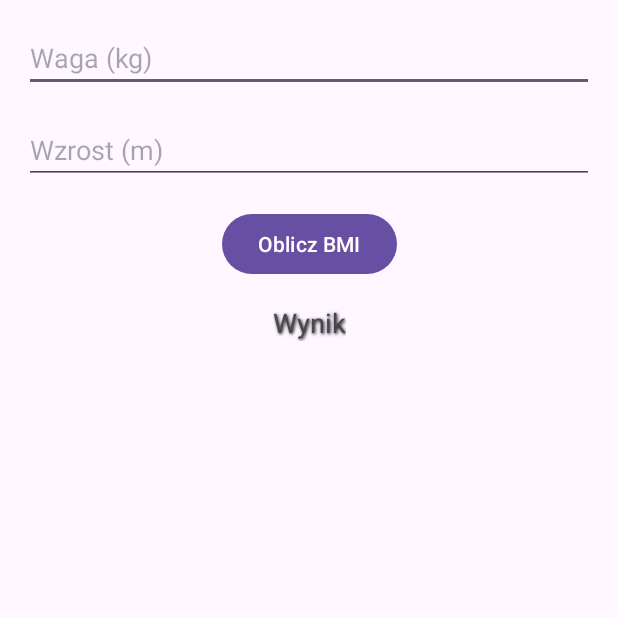
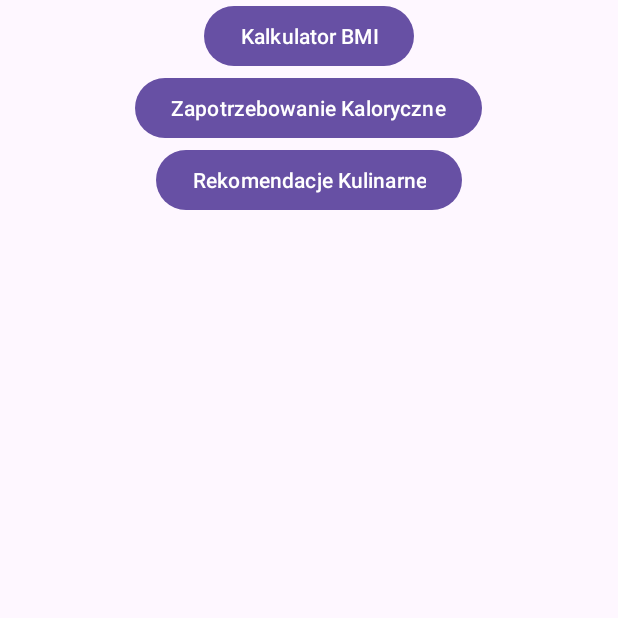
Before and after one commit to s25662-pj/PAMO_BMI, an Android app: the screen it shows after launch (MainActivity), on a phone screen of 412 x 824 dp, the top half of it. Run offline under Robolectric (Android 15) with nearby library versions, the phone set to English and light mode, and no system bars.

Commit message:
zadanie 2, dodanie funckji

```diff
--- a/app/src/main/java/pjatk/pamo/bmi/MainActivity.java
+++ b/app/src/main/java/pjatk/pamo/bmi/MainActivity.java
@@ -1,71 +1,18 @@
 package pjatk.pamo.bmi;
 
-import android.graphics.Color;
+import android.content.Intent;
 import android.os.Bundle;
-import android.view.View;
-import android.widget.Button;
-import android.widget.EditText;
-import android.widget.TextView;
 
 import androidx.appcompat.app.AppCompatActivity;
 
 public class MainActivity extends AppCompatActivity {
-
     @Override
     protected void onCreate(Bundle savedInstanceState) {
         super.onCreate(savedInstanceState);
         setContentView(R.layout.activity_main);
 
-        EditText weightInput = findViewById(R.id.weightInput);
-        EditText heightInput = findViewById(R.id.heightInput);
-        Button calculateButton = findViewById(R.id.calculateButton);
-        TextView resultText = findViewById(R.id.resultText);
-
-        calculateButton.setOnClickListener(new View.OnClickListener() {
-            @Override
-            public void onClick(View v) {
-                String weightStr = weightInput.getText().toString();
-                String heightStr = heightInput.getText().toString();
-
-                if (!weightStr.isEmpty() && !heightStr.isEmpty()) {
-                    double weight = Double.parseDouble(weightStr);
-                    double heightCm = Double.parseDouble(heightStr);
-
-                    if (heightCm > 0) {
-                        // Konwersja wzrostu z cm na metry
-                        double heightMeters = heightCm / 100;
-                        double bmi = weight / (heightMeters * heightMeters);
-
-                        // Klasyfikacja BMI i zmiana koloru
-                        String classification;
-                        int color;
-
-                        if (bmi < 18.5) {
-                            classification = "Niedowaga";
-                            color = Color.YELLOW;
-                        } else if (bmi >= 18.5 && bmi < 25) {
-                            classification = "Optimum";
-                            color = Color.GREEN;
-                        } else if (bmi >= 25 && bmi < 30) {
-                            classification = "Nadwaga";
-                            color = Color.YELLOW;
-                        } else {
-                            classification = "Otyłość";
-                            color = Color.RED;
-                        }
-
-                        // Ustawienie wyniku i koloru
-                        resultText.setText(String.format("Twoje BMI: %.2f\n%s", bmi, classification));
-                        resultText.setTextColor(color);
-                    } else {
-                        resultText.setText("Wzrost musi być większy niż 0!");
-                        resultText.setTextColor(Color.RED);
-                    }
-                } else {
-                    resultText.setText("Podaj wagę i wzrost!");
-                    resultText.setTextColor(Color.RED);
-                }
-            }
-        });
+        findViewById(R.id.btn_bmi).setOnClickListener(v -> startActivity(new Intent(this, BMICalculatorActivity.class)));
+        findViewById(R.id.btn_calories).setOnClickListener(v -> startActivity(new Intent(this, CaloriesCalculatorActivity.class)));
+        findViewById(R.id.btn_recipes).setOnClickListener(v -> startActivity(new Intent(this, RecipesActivity.class)));
     }
 }
--- /dev/null
+++ b/app/src/main/java/pjatk/pamo/bmi/SplashActivity.java
@@ -0,0 +1,22 @@
+package pjatk.pamo.bmi;
+
+import android.annotation.SuppressLint;
+import android.content.Intent;
+import android.os.Bundle;
+import android.os.Handler;
+
+import androidx.appcompat.app.AppCompatActivity;
+
+
+public class SplashActivity extends AppCompatActivity {
+    @Override
+    protected void onCreate(Bundle savedInstanceState) {
+        super.onCreate(savedInstanceState);
+        setContentView(R.layout.activity_splash);
+
+        new Handler().postDelayed(() -> {
+            startActivity(new Intent(SplashActivity.this, MainActivity.class));
+            finish();
+        }, 3000); // 3 sekundy
+    }
+}
--- a/app/src/main/res/layout/activity_main.xml
+++ b/app/src/main/res/layout/activity_main.xml
@@ -1,55 +1,38 @@
 <?xml version="1.0" encoding="utf-8"?>
-<androidx.constraintlayout.widget.ConstraintLayout xmlns:android="http://schemas.android.com/apk/res/android"
+<androidx.constraintlayout.widget.ConstraintLayout
+    xmlns:android="http://schemas.android.com/apk/res/android"
     xmlns:app="http://schemas.android.com/apk/res-auto"
     xmlns:tools="http://schemas.android.com/tools"
     android:layout_width="match_parent"
     android:layout_height="match_parent"
-    tools:context=".MainActivity">
+    tools:context=".SplashActivity">
 
-    <EditText
-        android:id="@+id/weightInput"
-        android:layout_width="0dp"
+    <LinearLayout
+        android:layout_width="match_parent"
         android:layout_height="wrap_content"
-        android:hint="Waga (kg)"
-        android:inputType="numberDecimal"
-        app:layout_constraintTop_toTopOf="parent"
-        app:layout_constraintStart_toStartOf="parent"
-        app:layout_constraintEnd_toEndOf="parent"
-        android:layout_margin="16dp"/>
+        android:orientation="vertical"
+        android:gravity="center"
+        android:layout_margin="16dp"
+        tools:ignore="MissingConstraints">
 
-    <EditText
-        android:id="@+id/heightInput"
-        android:layout_width="0dp"
-        android:layout_height="wrap_content"
-        android:hint="Wzrost (m)"
-        android:inputType="numberDecimal"
-        app:layout_constraintTop_toBottomOf="@id/weightInput"
-        app:layout_constraintStart_toStartOf="parent"
-        app:layout_constraintEnd_toEndOf="parent"
-        android:layout_margin="16dp"/>
+        <Button
+            android:id="@+id/btn_bmi"
+            android:layout_width="wrap_content"
+            android:layout_height="wrap_content"
+            android:text="Kalkulator BMI" />
 
-    <Button
-        android:id="@+id/calculateButton"
-        android:layout_width="wrap_content"
-        android:layout_height="wrap_content"
-        android:text="Oblicz BMI"
-        app:layout_constraintTop_toBottomOf="@id/heightInput"
-        app:layout_constraintStart_toStartOf="parent"
-        app:layout_constraintEnd_toEndOf="parent"
-        android:layout_margin="16dp"/>
+        <Button
+            android:id="@+id/btn_calories"
+            android:layout_width="wrap_content"
+            android:layout_height="wrap_content"
+            android:text="Zapotrzebowanie Kaloryczne" />
 
-    <TextView
-        android:id="@+id/resultText"
-        android:layout_width="wrap_content"
-        android:layout_height="wrap_content"
-        android:layout_margin="16dp"
-        android:shadowColor="#000000"
-        android:shadowDx="1"
-        android:shadowDy="1"
-        android:shadowRadius="2"
-        android:text="Wynik"
-        android:textSize="18sp"
-        app:layout_constraintEnd_toEndOf="parent"
-        app:layout_constraintStart_toStartOf="parent"
-        app:layout_constraintTop_toBottomOf="@id/calculateButton" />
+        <Button
+            android:id="@+id/btn_recipes"
+            android:layout_width="wrap_content"
+            android:layout_height="wrap_content"
+            android:text="Rekomendacje Kulinarne" />
+
+    </LinearLayout>
+
 </androidx.constraintlayout.widget.ConstraintLayout>
--- a/app/src/main/res/menu/menu_main.xml
+++ b/app/src/main/res/menu/menu_main.xml
@@ -1,7 +1,7 @@
 <menu xmlns:android="http://schemas.android.com/apk/res/android"
     xmlns:app="http://schemas.android.com/apk/res-auto"
     xmlns:tools="http://schemas.android.com/tools"
-    tools:context="pjatk.pamo.bmi.MainActivity">
+    tools:context="pjatk.pamo.bmi.BMICalculatorActivity">
     <item
         android:id="@+id/action_settings"
         android:orderInCategory="100"
```
Also changed, not shown: app/src/main/AndroidManifest.xml (+14 -1 lines), app/src/main/java/pjatk/pamo/bmi/BMICalculatorActivity.java (added, +71 -0 lines), app/src/main/java/pjatk/pamo/bmi/CaloriesCalculatorActivity.java (added, +57 -0 lines), app/src/main/java/pjatk/pamo/bmi/RecipesActivity.java (added, +24 -0 lines), app/src/main/res/layout/activity_bmicalculator.xml (added, +55 -0 lines), app/src/main/res/layout/activity_calories.xml (added, +79 -0 lines), app/src/main/res/layout/activity_recipes.xml (added, +13 -0 lines), app/src/main/res/layout/activity_splash.xml (added, +12 -0 lines), app/src/main/res/values/strings.xml (+9 -0 lines), app/src/main/res/drawable/logo.png (added).
